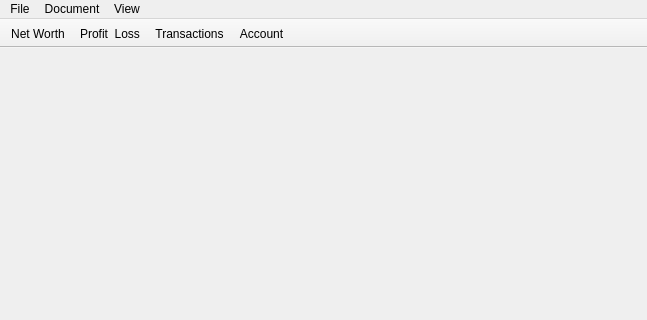
First picture: the form in qt/ui/main_window.ui, repository Mouchnino/moneyguru, before the edit; both pictures show x 0 to 647 and y 0 to 320 of the 647 by 468 pixel window.
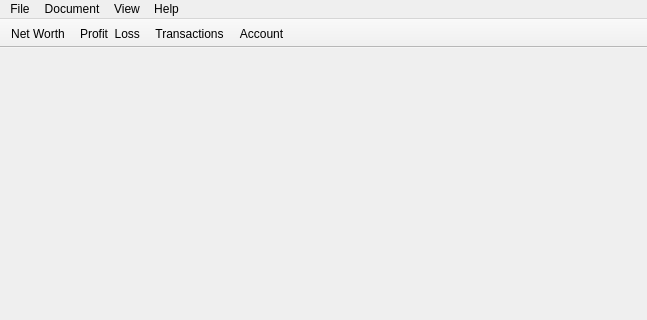
Second picture: the form after the edit. Icons and pictures are not drawn.

What changed in the file:
```diff
--- a/qt/ui/main_window.ui
+++ b/qt/ui/main_window.ui
@@ -222,9 +222,17 @@
     <addaction name="actionShowSelectedAccount"/>
     <addaction name="actionNavigateBack"/>
    </widget>
+   <widget class="QMenu" name="menuHelp">
+    <property name="title">
+     <string>Help</string>
+    </property>
+    <addaction name="actionRegister"/>
+    <addaction name="actionAbout"/>
+   </widget>
    <addaction name="menuFile"/>
    <addaction name="menuDocument"/>
    <addaction name="menuView"/>
+   <addaction name="menuHelp"/>
   </widget>
   <widget class="QToolBar" name="toolBar">
    <property name="windowTitle">
```
Left out of the diff: 10 changed lines with no effect on the pictures.
